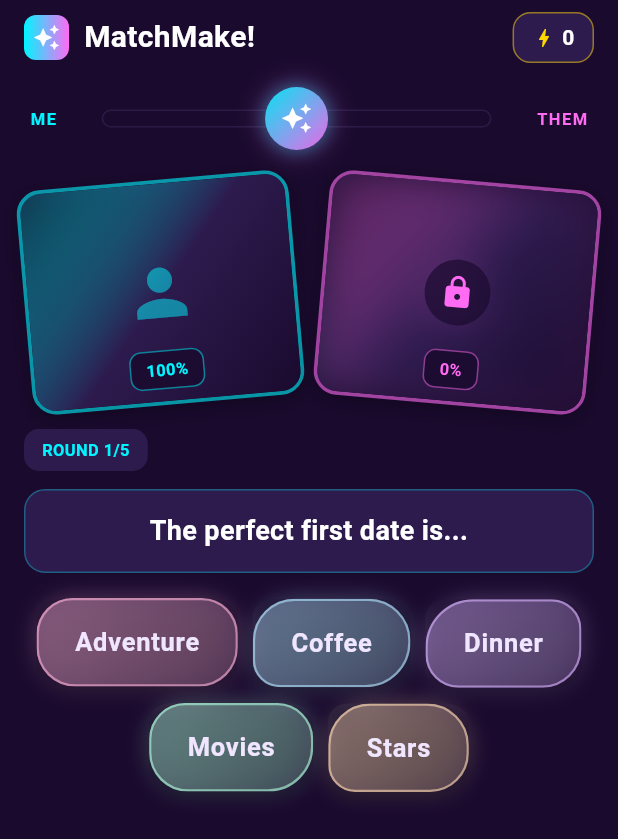
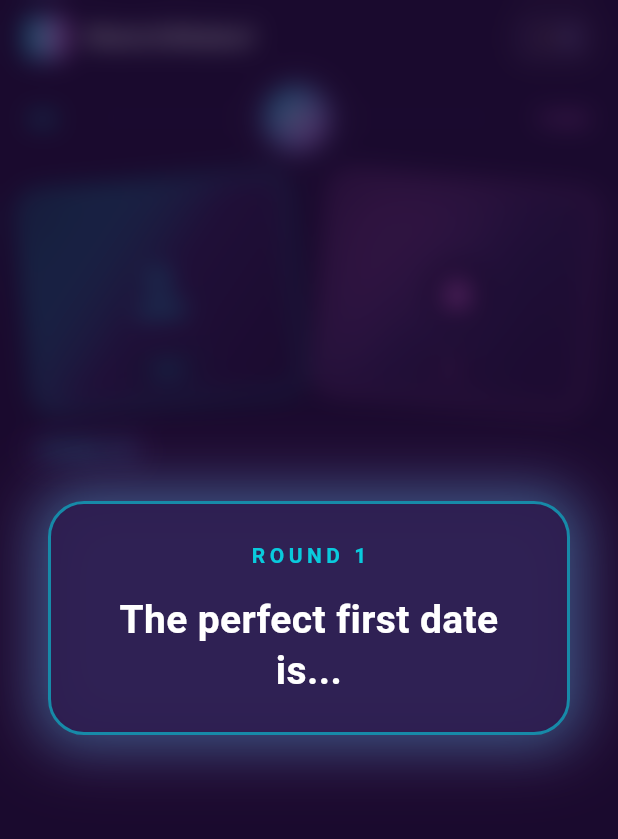
Before and after one commit to Kaloyan-Kostov/match-make, a Flutter app: the first screen one second after launch, on a phone screen of 412 x 824 dp. Shown: the top 839 px of the screen. Run offline on Flutter 3.47's test engine with Material 3 defaults, Android fonts, the phone set to English and light mode, and no system bars.

Commit message:
feat: add hero question intro animation
- Add _showIntro boolean and Timer for 3-second intro sequence
- Create BackdropFilter blur overlay during intro
- Question scales up (0.8 → 1.0) with glow effect from center
- Smooth fade transition to reveal word buttons
- Progress bar stays stable at top during animation

Co-Authored-By: Claude Opus 4.5 <noreply@anthropic.com>

```diff
--- a/lib/screens/game_screen.dart
+++ b/lib/screens/game_screen.dart
@@ -1,3 +1,4 @@
+import 'dart:async';
 import 'dart:math' as math;
 import 'dart:ui';
 import 'package:flutter/material.dart';
@@ -14,6 +15,7 @@ class GameScreen extends StatefulWidget {
 }
 
 class _GameScreenState extends State<GameScreen> with TickerProviderStateMixin {
+  // Game state
   int _currentRound = 0;
   int? _selectedOption;
   int? _theirSelectedOption;
@@ -22,6 +24,11 @@ class _GameScreenState extends State<GameScreen> with TickerProviderStateMixin {
   int _comboCount = 0;
   bool _showCelebration = false;
 
+  // Hero question intro state
+  bool _showIntro = true;
+  Timer? _introTimer;
+
+  // Animations
   late AnimationController _impactController;
   late Animation<double> _impactAnimation;
 
@@ -47,12 +54,25 @@ class _GameScreenState extends State<GameScreen> with TickerProviderStateMixin {
       TweenSequenceItem(tween: Tween(begin: 1.1, end: 0.95), weight: 35),
       TweenSequenceItem(tween: Tween(begin: 0.95, end: 1.0), weight: 35),
     ]).animate(CurvedAnimation(parent: _impactController, curve: Curves.easeOut));
+
+    // Start first intro
+    _startIntroTimer();
   }
 
   @override
   void dispose() {
+    _introTimer?.cancel();
     _impactController.dispose();
     super.dispose();
+  }
+
+  void _startIntroTimer() {
+    _introTimer?.cancel();
+    _introTimer = Timer(const Duration(seconds: 3), () {
+      if (mounted) {
+        setState(() => _showIntro = false);
+      }
+    });
   }
 
   bool get _isComplete => _currentRound >= 5;
@@ -64,7 +84,7 @@ class _GameScreenState extends State<GameScreen> with TickerProviderStateMixin {
   }
 
   void _handleOptionSelected(int index) {
-    if (_selectedOption != null || _waitingForThem || _isComplete) return;
+    if (_selectedOption != null || _waitingForThem || _isComplete || _showIntro) return;
 
     setState(() {
       _selectedOption = index;
@@ -93,6 +113,10 @@ class _GameScreenState extends State<GameScreen> with TickerProviderStateMixin {
           if (_isComplete) {
             _showCelebration = true;
             _impactController.forward(from: 0);
+          } else {
+            // Start intro for next round
+            _showIntro = true;
+            _startIntroTimer();
           }
         });
       });
@@ -108,7 +132,9 @@ class _GameScreenState extends State<GameScreen> with TickerProviderStateMixin {
       _vibeScore = 0;
       _comboCount = 0;
       _showCelebration = false;
+      _showIntro = true;
     });
+    _startIntroTimer();
   }
 
   @override
@@ -118,14 +144,14 @@ class _GameScreenState extends State<GameScreen> with TickerProviderStateMixin {
       body: SafeArea(
         child: Stack(
           children: [
-            // Main content
+            // Main game content
             Column(
               children: [
                 const SizedBox(height: 8),
                 _buildTopBar(),
                 const SizedBox(height: 12),
 
-                // RESTORED: Simple progress bar
+                // Progress bar (stable, doesn't flicker)
                 Padding(
                   padding: const EdgeInsets.symmetric(horizontal: 12),
                   child: MatchProgressBar(
@@ -135,19 +161,26 @@ class _GameScreenState extends State<GameScreen> with TickerProviderStateMixin {
                 ),
 
                 const SizedBox(height: 16),
+
+                // Photo cards
                 _buildPhotoCards(),
+
                 const SizedBox(height: 16),
 
+                // Game content area
                 Expanded(
-                  child: Padding(
-                    padding: const EdgeInsets.symmetric(horizontal: 16),
-                    child: _isComplete ? _buildComplete() : _buildGameRound(),
-                  ),
+                  child: _isComplete
+                      ? _buildComplete()
+                      : _buildGameContent(),
                 ),
 
                 const SizedBox(height: 12),
               ],
             ),
+
+            // Hero question intro overlay
+            if (_showIntro && !_isComplete)
+              _buildHeroQuestionOverlay(),
 
             // Euphoria celebration
             Positioned.fill(
@@ -164,6 +197,207 @@ class _GameScreenState extends State<GameScreen> with TickerProviderStateMixin {
     );
   }
 
+  // ==================== HERO QUESTION OVERLAY ====================
+  Widget _buildHeroQuestionOverlay() {
+    return AnimatedOpacity(
+      duration: const Duration(milliseconds: 400),
+      opacity: _showIntro ? 1.0 : 0.0,
+      child: BackdropFilter(
+        filter: ImageFilter.blur(sigmaX: 8, sigmaY: 8),
+        child: Container(
+          color: AppTheme.deepPurple.withValues(alpha: 0.7),
+          child: Center(
+            child: TweenAnimationBuilder<double>(
+              tween: Tween(begin: 0.8, end: 1.0),
+              duration: const Duration(milliseconds: 600),
+              curve: Curves.easeOutBack,
+              builder: (context, scale, child) {
+                return Transform.scale(
+                  scale: scale,
+                  child: child,
+                );
+              },
+              child: TweenAnimationBuilder<double>(
+                tween: Tween(begin: 0.0, end: 1.0),
+                duration: const Duration(milliseconds: 500),
+                builder: (context, opacity, child) {
+                  return Opacity(opacity: opacity, child: child);
+                },
+                child: Padding(
+                  padding: const EdgeInsets.symmetric(horizontal: 32),
+                  child: Container(
+                    padding: const EdgeInsets.symmetric(horizontal: 28, vertical: 24),
+                    decoration: BoxDecoration(
+                      color: AppTheme.midPurple.withValues(alpha: 0.9),
+                      borderRadius: BorderRadius.circular(24),
+                      border: Border.all(
+                        color: AppTheme.crystalCyan.withValues(alpha: 0.5),
+                        width: 2,
+                      ),
+                      boxShadow: [
+                        BoxShadow(
+                          color: AppTheme.crystalCyan.withValues(alpha: 0.3),
+                          blurRadius: 30,
+                          spreadRadius: 5,
+                        ),
+                        BoxShadow(
+                          color: AppTheme.crystalPink.withValues(alpha: 0.2),
+                          blurRadius: 40,
+                          spreadRadius: 10,
+                        ),
+                      ],
+                    ),
+                    child: Column(
+                      mainAxisSize: MainAxisSize.min,
+                      children: [
+                        Text(
+                          'ROUND ${_currentRound + 1}',
+                          style: TextStyle(
+                            color: AppTheme.crystalCyan.withValues(alpha: 0.8),
+                            fontSize: 14,
+                            fontWeight: FontWeight.bold,
+                            letterSpacing: 3,
+                          ),
+                        ),
+                        const SizedBox(height: 16),
+                        Text(
+                          _currentRoundData['prompt'],
+                          textAlign: TextAlign.center,
+                          style: const TextStyle(
+                            color: Colors.white,
+                            fontSize: 26,
+                            fontWeight: FontWeight.bold,
+                            height: 1.3,
+                          ),
+                        ),
+                      ],
+                    ),
+                  ),
+                ),
+              ),
+            ),
+          ),
+        ),
+      ),
+    );
+  }
+
+  // ==================== GAME CONTENT (after intro) ====================
+  Widget _buildGameContent() {
+    final data = _currentRoundData;
+    final options = data['options'] as List<String>;
+
+    return Padding(
+      padding: const EdgeInsets.symmetric(horizontal: 16),
+      child: Column(
+        children: [
+          // Round indicator + combo
+          Row(
+            mainAxisAlignment: MainAxisAlignment.spaceBetween,
+            children: [
+              Container(
+                padding: const EdgeInsets.symmetric(horizontal: 12, vertical: 6),
+                decoration: BoxDecoration(
+                  color: AppTheme.midPurple,
+                  borderRadius: BorderRadius.circular(10),
+                ),
+                child: Text(
+                  'ROUND ${_currentRound + 1}/5',
+                  style: const TextStyle(color: AppTheme.crystalCyan, fontSize: 11, fontWeight: FontWeight.bold),
+                ),
+              ),
+              if (_comboCount > 1)
+                Container(
+                  padding: const EdgeInsets.symmetric(horizontal: 8, vertical: 4),
+                  decoration: BoxDecoration(
+                    gradient: const LinearGradient(colors: [AppTheme.crystalGold, AppTheme.crystalPink]),
+                    borderRadius: BorderRadius.circular(8),
+                  ),
+                  child: Row(
+                    children: [
+                      const Icon(Icons.local_fire_department, color: Colors.white, size: 12),
+                      const SizedBox(width: 3),
+                      Text('${_comboCount}x', style: const TextStyle(color: Colors.white, fontSize: 10, fontWeight: FontWeight.bold)),
+                    ],
+                  ),
+                ),
+            ],
+          ),
+
+          const SizedBox(height: 12),
+
+          // Question (animates in from center)
+          AnimatedOpacity(
+            duration: const Duration(milliseconds: 400),
+            opacity: _showIntro ? 0.0 : 1.0,
+            child: AnimatedSlide(
+              duration: const Duration(milliseconds: 500),
+              curve: Curves.easeOut,
+              offset: _showIntro ? const Offset(0, 0.2) : Offset.zero,
+              child: Container(
+                width: double.infinity,
+                padding: const EdgeInsets.all(14),
+                decoration: BoxDecoration(
+                  color: AppTheme.midPurple,
+                  borderRadius: BorderRadius.circular(14),
+                  border: Border.all(color: AppTheme.crystalCyan.withValues(alpha: 0.3)),
+                ),
+                child: Column(
+                  children: [
+                    Text(
+                      data['prompt'],
+                      textAlign: TextAlign.center,
+                      style: const TextStyle(color: Colors.white, fontSize: 18, fontWeight: FontWeight.bold),
+                    ),
+                    if (_waitingForThem) ...[
+                      const SizedBox(height: 8),
+                      Row(
+                        mainAxisAlignment: MainAxisAlignment.center,
+                        children: [
+                          const SizedBox(width: 12, height: 12, child: CircularProgressIndicator(strokeWidth: 2, color: AppTheme.crystalPink)),
+                          const SizedBox(width: 6),
+                          const Text('Their turn...', style: TextStyle(color: AppTheme.crystalPink, fontSize: 11)),
+                        ],
+                      ),
+                    ],
+                  ],
+                ),
+              ),
+            ),
+          ),
+
+          const SizedBox(height: 14),
+
+          // Word buttons (fade in after intro)
+          Expanded(
+            child: AnimatedOpacity(
+              duration: const Duration(milliseconds: 500),
+              opacity: _showIntro ? 0.0 : 1.0,
+              child: SingleChildScrollView(
+                child: Wrap(
+                  spacing: 10,
+                  runSpacing: 10,
+                  alignment: WrapAlignment.center,
+                  children: List.generate(options.length, (i) {
+                    return FrostedGlassButton(
+                      text: options[i],
+                      isSelected: _selectedOption == i,
+                      isTheirSelection: _theirSelectedOption == i,
+                      colorIndex: i,
+                      floatSpeed: 0.9 + (i * 0.08),
+                      onPressed: () => _handleOptionSelected(i),
+                    );
+                  }),
+                ),
+              ),
+            ),
+          ),
+        ],
+      ),
+    );
+  }
+
+  // ==================== TOP BAR ====================
   Widget _buildTopBar() {
     return Padding(
       padding: const EdgeInsets.symmetric(horizontal: 16),
@@ -172,18 +406,13 @@ class _GameScreenState extends State<GameScreen> with TickerProviderStateMixin {
           Container(
             padding: const EdgeInsets.all(6),
             decoration: BoxDecoration(
-              gradient: const LinearGradient(
-                colors: [AppTheme.crystalCyan, AppTheme.crystalPink],
-              ),
+              gradient: const LinearGradient(colors: [AppTheme.crystalCyan, AppTheme.crystalPink]),
               borderRadius: BorderRadius.circular(8),
             ),
             child: const Icon(Icons.auto_awesome, color: Colors.white, size: 18),
           ),
           const SizedBox(width: 10),
-          const Text(
-            'MatchMake!',
-            style: TextStyle(color: Colors.white, fontSize: 20, fontWeight: FontWeight.bold),
-          ),
+          const Text('MatchMake!', style: TextStyle(color: Colors.white, fontSize: 20, fontWeight: FontWeight.bold)),
           const Spacer(),
           Container(
             padding: const EdgeInsets.symmetric(horizontal: 12, vertical: 6),
@@ -196,10 +425,7 @@ class _GameScreenState extends State<GameScreen> with TickerProviderStateMixin {
               children: [
                 const Icon(Icons.bolt, color: AppTheme.crystalGold, size: 16),
                 const SizedBox(width: 4),
-                Text(
-                  '$_vibeScore',
-                  style: const TextStyle(color: Colors.white, fontSize: 14, fontWeight: FontWeight.bold),
-                ),
+                Text('$_vibeScore', style: const TextStyle(color: Colors.white, fontSize: 14, fontWeight: FontWeight.bold)),
               ],
             ),
           ),
@@ -208,6 +434,7 @@ class _GameScreenState extends State<GameScreen> with TickerProviderStateMixin {
     );
   }
 
+  // ==================== PHOTO CARDS ====================
   Widget _buildPhotoCards() {
     return Padding(
       padding: const EdgeInsets.symmetric(horizontal: 16),
@@ -221,6 +448,7 @@ class _GameScreenState extends State<GameScreen> with TickerProviderStateMixin {
           },
           child: Row(
             children: [
+              // ME photo
               Expanded(
                 child: Transform.rotate(
                   angle: -5 * math.pi / 180,
@@ -228,6 +456,7 @@ class _GameScreenState extends State<GameScreen> with TickerProviderStateMixin {
                 ),
               ),
               const SizedBox(width: 16),
+              // THEM photo (single instance, no duplicates)
               Expanded(
                 child: Transform.rotate(
                   angle: 5 * math.pi / 180,
@@ -250,17 +479,8 @@ class _GameScreenState extends State<GameScreen> with TickerProviderStateMixin {
         borderRadius: BorderRadius.circular(16),
         border: Border.all(color: color.withValues(alpha: 0.6), width: 2.5),
         boxShadow: [
-          BoxShadow(
-            color: Colors.black.withValues(alpha: 0.3),
-            blurRadius: 10,
-            offset: const Offset(0, 4),
-          ),
-          if (_isComplete)
-            BoxShadow(
-              color: color.withValues(alpha: 0.4),
-              blurRadius: 14,
-              spreadRadius: 2,
-            ),
+          BoxShadow(color: Colors.black.withValues(alpha: 0.3), blurRadius: 10, offset: const Offset(0, 4)),
+          if (_isComplete) BoxShadow(color: color.withValues(alpha: 0.4), blurRadius: 14, spreadRadius: 2),
         ],
       ),
       child: ClipRRect(
@@ -268,33 +488,28 @@ class _GameScreenState extends State<GameScreen> with TickerProviderStateMixin {
         child: Stack(
           fit: StackFit.expand,
           children: [
+            // Photo background
             Container(
               decoration: BoxDecoration(
                 gradient: LinearGradient(
                   begin: Alignment.topLeft,
                   end: Alignment.bottomRight,
-                  colors: [
-                    color.withValues(alpha: 0.2),
-                    AppTheme.midPurple,
-                    AppTheme.deepPurple,
-                  ],
+                  colors: [color.withValues(alpha: 0.2), AppTheme.midPurple, AppTheme.deepPurple],
                 ),
               ),
               child: Center(
-                child: Icon(
-                  Icons.person,
-                  size: 50,
-                  color: color.withValues(alpha: isMe ? 0.5 : 0.3),
-                ),
+                child: Icon(Icons.person, size: 50, color: color.withValues(alpha: isMe ? 0.5 : 0.3)),
               ),
             ),
 
+            // Blur for THEM
             if (!isMe && blurAmount > 0)
               BackdropFilter(
                 filter: ImageFilter.blur(sigmaX: blurAmount, sigmaY: blurAmount),
                 child: Container(color: Colors.transparent),
               ),
 
+            // Percentage badge
             Positioned(
               bottom: 8,
               left: 0,
@@ -315,6 +530,7 @@ class _GameScreenState extends State<GameScreen> with TickerProviderStateMixin {
               ),
             ),
 
+            // Lock icon
             if (!isMe && _currentRound == 0)
               Center(
                 child: Container(
@@ -332,104 +548,11 @@ class _GameScreenState extends State<GameScreen> with TickerProviderStateMixin {
     );
   }
 
-  Widget _buildGameRound() {
-    final data = _currentRoundData;
-    final options = data['options'] as List<String>;
-
-    return Column(
-      children: [
-        Row(
-          mainAxisAlignment: MainAxisAlignment.spaceBetween,
-          children: [
-            Container(
-              padding: const EdgeInsets.symmetric(horizontal: 12, vertical: 6),
-              decoration: BoxDecoration(
-                color: AppTheme.midPurple,
-                borderRadius: BorderRadius.circular(10),
-              ),
-              child: Text(
-                'ROUND ${_currentRound + 1}/5',
-                style: const TextStyle(color: AppTheme.crystalCyan, fontSize: 11, fontWeight: FontWeight.bold),
-              ),
-            ),
-            if (_comboCount > 1)
-              Container(
-                padding: const EdgeInsets.symmetric(horizontal: 8, vertical: 4),
-                decoration: BoxDecoration(
-                  gradient: const LinearGradient(colors: [AppTheme.crystalGold, AppTheme.crystalPink]),
-                  borderRadius: BorderRadius.circular(8),
-                ),
-                child: Row(
-                  children: [
-                    const Icon(Icons.local_fire_department, color: Colors.white, size: 12),
-                    const SizedBox(width: 3),
-                    Text('${_comboCount}x', style: const TextStyle(color: Colors.white, fontSize: 10, fontWeight: FontWeight.bold)),
-                  ],
-                ),
-              ),
-          ],
-        ),
-
-        const SizedBox(height: 12),
-
-        Container(
-          width: double.infinity,
-          padding: const EdgeInsets.all(14),
-          decoration: BoxDecoration(
-            color: AppTheme.midPurple,
-            borderRadius: BorderRadius.circular(14),
-            border: Border.all(color: AppTheme.crystalCyan.withValues(alpha: 0.3)),
-          ),
-          child: Column(
-            children: [
-              Text(
-                data['prompt'],
-                textAlign: TextAlign.center,
-                style: const TextStyle(color: Colors.white, fontSize: 18, fontWeight: FontWeight.bold),
-              ),
-              if (_waitingForThem) ...[
-                const SizedBox(height: 8),
-                Row(
-                  mainAxisAlignment: MainAxisAlignment.center,
-                  children: [
-                    const SizedBox(width: 12, height: 12, child: CircularProgressIndicator(strokeWidth: 2, color: AppTheme.crystalPink)),
-                    const SizedBox(width: 6),
-                    const Text('Their turn...', style: TextStyle(color: AppTheme.crystalPink, fontSize: 11)),
-                  ],
-                ),
-              ],
-            ],
-          ),
-        ),
-
-        const SizedBox(height: 14),
-
-        Expanded(
-          child: SingleChildScrollView(
-            child: Wrap(
-              spacing: 10,
-              runSpacing: 10,
-              alignment: WrapAlignment.center,
-              children: List.generate(options.length, (i) {
-                return FrostedGlassButton(
-                  text: options[i],
-                  isSelected: _selectedOption == i,
-                  isTheirSelection: _theirSelectedOption == i,
-                  colorIndex: i,
-                  floatSpeed: 0.9 + (i * 0.08),
-                  onPressed: () => _handleOptionSelected(i),
-                );
-              }),
-            ),
-          ),
-        ),
-      ],
-    );
-  }
-
+  // ==================== COMPLETE ====================
   Widget _buildComplete() {
     return Center(
       child: SingleChildScrollView(
+        padding: const EdgeInsets.symmetric(horizontal: 16),
         child: Container(
           padding: const EdgeInsets.all(24),
           decoration: BoxDecoration(
@@ -452,10 +575,7 @@ class _GameScreenState extends State<GameScreen> with TickerProviderStateMixin {
                 child: const Icon(Icons.auto_awesome, color: Colors.white, size: 40),
               ),
               const SizedBox(height: 16),
-              const Text(
-                'MATCHED!',
-                style: TextStyle(color: AppTheme.crystalCyan, fontSize: 26, fontWeight: FontWeight.bold, letterSpacing: 2),
-              ),
+              const Text('MATCHED!', style: TextStyle(color: AppTheme.crystalCyan, fontSize: 26, fontWeight: FontWeight.bold, letterSpacing: 2)),
               const SizedBox(height: 12),
               Text('Vibe Score: $_vibeScore', style: const TextStyle(color: Colors.white, fontSize: 16)),
               const SizedBox(height: 20),
```
